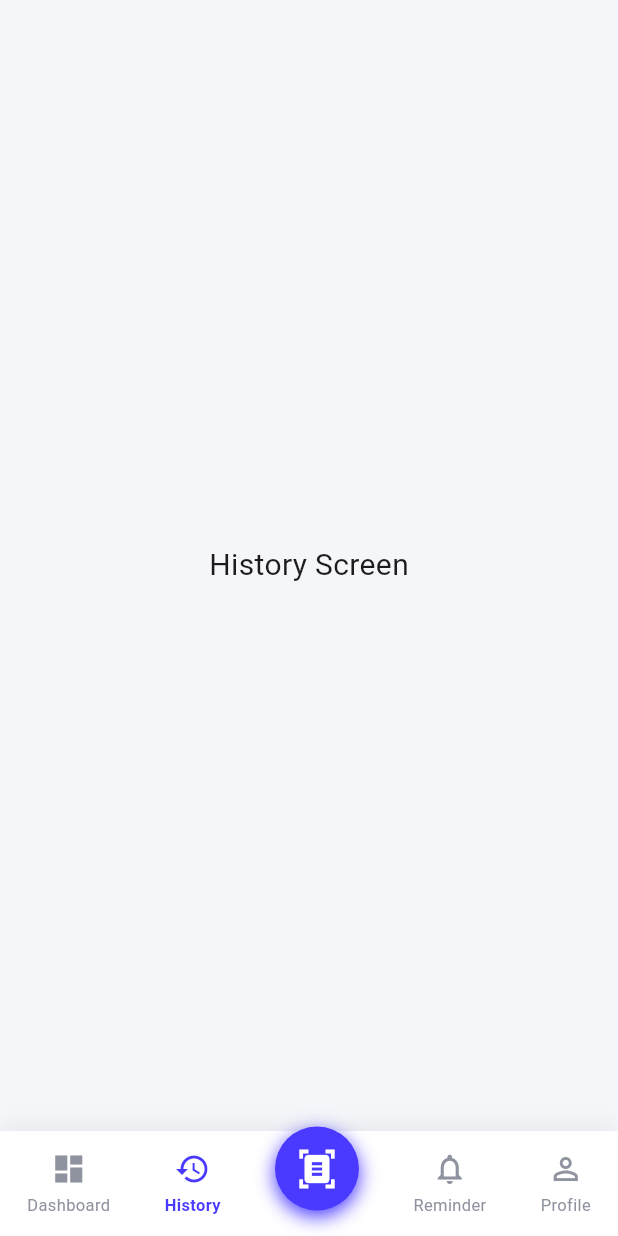
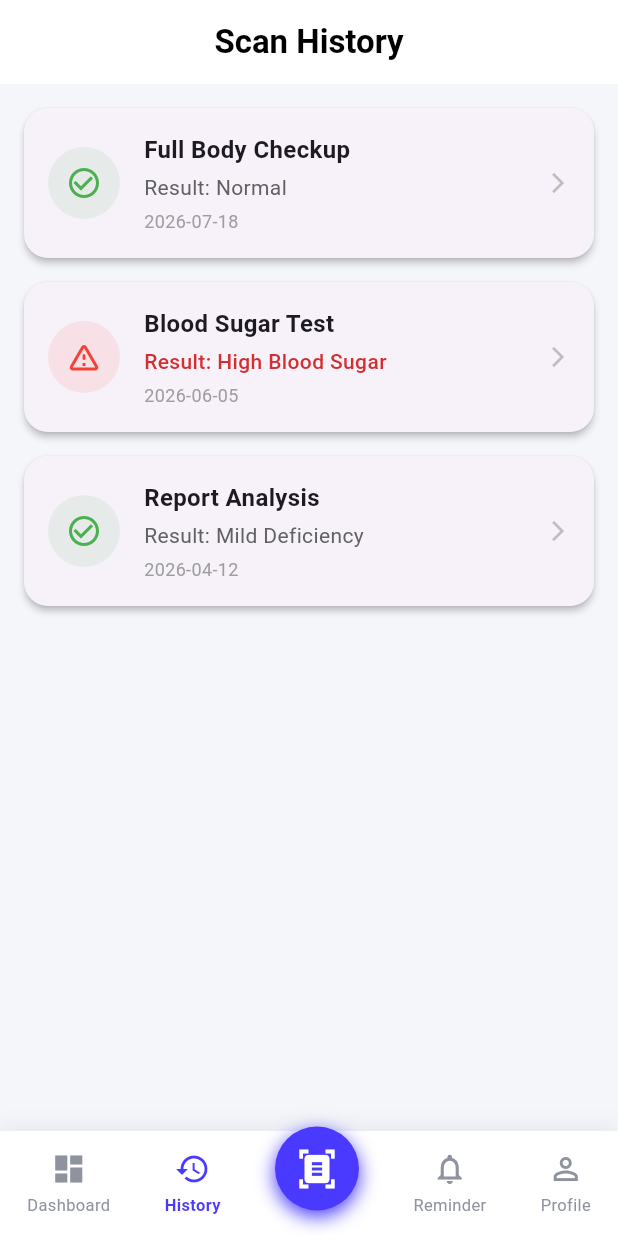
Before and after one commit to charuka-dilshan/medscan-flutter, a Flutter app: the DashboardScreen screen opened directly with empty values, item 2 of the bottom bar chosen, on a phone screen of 412 x 824 dp. Run offline on Flutter 3.47's test engine with Material 3 defaults, Android fonts, the phone set to English and light mode, and no system bars.

Commit message:
Add history screen and connect with dashboard

```diff
--- a/lib/screens/dashboard/dashboard_screen.dart
+++ b/lib/screens/dashboard/dashboard_screen.dart
@@ -1,6 +1,7 @@
 import 'package:flutter/material.dart';
 import '../../theme/app_colors.dart';
-import 'profile/profile_screen.dart'; // 💡 Profile Screen එක import කරගන්න
+import 'profile/profile_screen.dart';
+import '../history/history_screen.dart';
 
 class DashboardScreen extends StatefulWidget {
   final String firstName;
@@ -29,14 +30,10 @@ class _DashboardScreenState extends State<DashboardScreen> {
   void initState() {
     super.initState();
     _screens = [
-      _buildDashboardHome(), // index 0: Dashboard ප්‍රධාන පිටුව
-      const Center(
-        child: Text('History Screen', style: TextStyle(fontSize: 20)),
-      ), // index 1
-      const Center(
-        child: Text('Reminder Screen', style: TextStyle(fontSize: 20)),
-      ), // index 2
-      const ProfileScreen(), // index 3: අපේ Profile Screen එක 🚀
+      _buildDashboardHome(), // index 0
+      const HistoryScreen(), // 👈 index 1: Center එක වෙනුවට අපේ අලුත් Screen එක දැම්මා!
+      const Center(child: Text('Reminder Screen')), // index 2
+      const ProfileScreen(), // index 3
     ];
   }
 
--- a/lib/screens/history/history_screen.dart
+++ b/lib/screens/history/history_screen.dart
@@ -0,0 +1,142 @@
+import 'package:flutter/material.dart';
+// TODO: ඔයාගේ AppColors තියෙන path එක හරියටම දාන්න (e.g., import '../../theme/app_colors.dart';)
+
+class HistoryScreen extends StatelessWidget {
+  const HistoryScreen({super.key});
+
+  @override
+  Widget build(BuildContext context) {
+    // ටෙස්ට් කරලා බලන්න Sample Data ටිකක් (පස්සේ API එකෙන් මේවා ගමු)
+    final List<Map<String, String>> historyData = [
+      {
+        'date': '2026-07-18',
+        'title': 'Full Body Checkup',
+        'result': 'Normal',
+        'status': 'Completed'
+      },
+      {
+        'date': '2026-06-05',
+        'title': 'Blood Sugar Test',
+        'result': 'High Blood Sugar',
+        'status': 'Action Required'
+      },
+      {
+        'date': '2026-04-12',
+        'title': 'Report Analysis',
+        'result': 'Mild Deficiency',
+        'status': 'Completed'
+      },
+    ];
+
+    return Scaffold(
+      backgroundColor: const Color(0xfff5f6fa), // Light background එකක්
+      appBar: AppBar(
+        title: const Text(
+          'Scan History',
+          style: TextStyle(fontWeight: FontWeight.bold, color: Colors.black),
+        ),
+        backgroundColor: Colors.white,
+        elevation: 0,
+        centerTitle: true,
+      ),
+      body: historyData.isEmpty
+          ? _buildEmptyState()
+          : ListView.builder(
+              padding: const EdgeInsets.all(16.0),
+              itemCount: historyData.length,
+              itemBuilder: (context, index) {
+                final item = historyData[index];
+                return _buildHistoryCard(item);
+              },
+            ),
+    );
+  }
+
+  // 📇 History එක පෙන්වන Card Widget එක
+  Widget _buildHistoryCard(Map<String, String> item) {
+    final bool isActionRequired = item['status'] == 'Action Required';
+
+    return Card(
+      margin: const EdgeInsets.only(bottom: 16.0),
+      elevation: 2,
+      shape: RoundedRectangleBorder(borderRadius: BorderRadius.circular(16)),
+      child: Padding(
+        padding: const EdgeInsets.all(16.0),
+        child: Row(
+          children: [
+            // වම් පැත්තේ Icon එක (Status එක අනුව පාට වෙනස් වෙනවා)
+            Container(
+              padding: const EdgeInsets.all(12),
+              decoration: BoxDecoration(
+                color: isActionRequired
+                    ? Colors.red.withOpacity(0.1)
+                    : Colors.green.withOpacity(0.1),
+                shape: BoxShape.circle,
+              ),
+              child: Icon(
+                isActionRequired ? Icons.warning_amber_rounded : Icons.check_circle_outline,
+                color: isActionRequired ? Colors.red : Colors.green,
+              ),
+            ),
+            const SizedBox(width: 16),
+
+            // මැද විස්තර ටික
+            Expanded(
+              child: Column(
+                crossAxisAlignment: CrossAxisAlignment.start,
+                children: [
+                  Text(
+                    item['title'] ?? '',
+                    style: const TextStyle(
+                      fontSize: 16,
+                      fontWeight: FontWeight.bold,
+                    ),
+                  ),
+                  const SizedBox(height: 4),
+                  Text(
+                    'Result: ${item['result']}',
+                    style: TextStyle(
+                      fontSize: 14,
+                      color: isActionRequired ? Colors.red.shade700 : Colors.grey.shade700,
+                      fontWeight: isActionRequired ? FontWeight.w500 : FontWeight.normal,
+                    ),
+                  ),
+                  const SizedBox(height: 4),
+                  Text(
+                    item['date'] ?? '',
+                    style: TextStyle(fontSize: 12, color: Colors.grey.shade500),
+                  ),
+                ],
+              ),
+            ),
+
+            // දකුණු පැත්තේ Arrow Icon එකක් (වැඩිදුර විස්තර බලන්න)
+            Icon(Icons.arrow_forward_ios, size: 16, color: Colors.grey.shade400),
+          ],
+        ),
+      ),
+    );
+  }
+
+  // 📭 කිසිම history එකක් නැති වෙලාවට පෙන්වන UI එක
+  Widget _buildEmptyState() {
+    return Center(
+      child: Column(
+        mainAxisAlignment: MainAxisAlignment.center,
+        children: [
+          Icon(Icons.history_toggle_off, size: 80, color: Colors.grey.shade400),
+          const SizedBox(height: 16),
+          Text(
+            'No history found',
+            style: TextStyle(fontSize: 18, color: Colors.grey.shade600, fontWeight: FontWeight.bold),
+          ),
+          const SizedBox(height: 8),
+          Text(
+            'Your medical scan history will appear here.',
+            style: TextStyle(fontSize: 14, color: Colors.grey.shade500),
+          ),
+        ],
+      ),
+    );
+  }
+}
```
